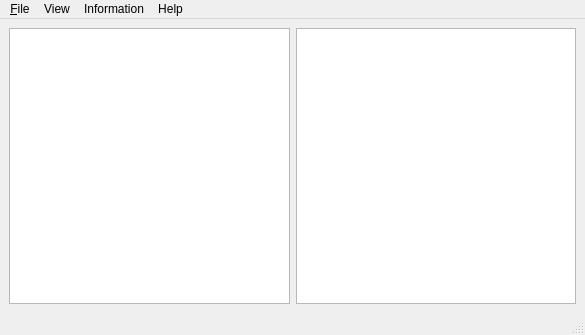
The window that mainwindow.ui (ripper2256/reqifreader) describes before a commit, drawn with Qt 5.
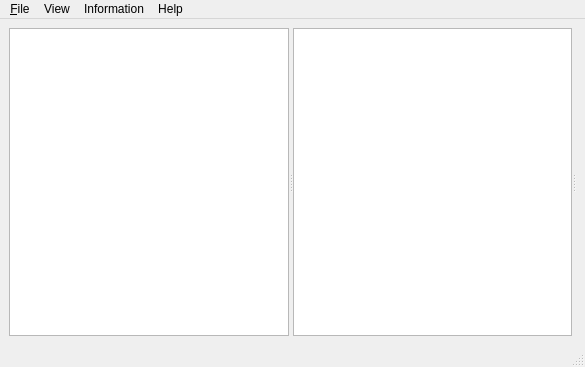
The same window after the commit.

Commit message: make layout resizable

Diff of the .ui file:
```diff
--- a/mainwindow.ui
+++ b/mainwindow.ui
@@ -7,24 +7,53 @@
     <x>0</x>
     <y>0</y>
     <width>585</width>
-    <height>335</height>
+    <height>367</height>
    </rect>
   </property>
+  <property name="sizePolicy">
+   <sizepolicy hsizetype="Preferred" vsizetype="Preferred">
+    <horstretch>0</horstretch>
+    <verstretch>0</verstretch>
+   </sizepolicy>
+  </property>
   <property name="windowTitle">
    <string>MainWindow</string>
   </property>
   <widget class="QWidget" name="centralwidget">
-   <layout class="QVBoxLayout" name="verticalLayout">
+   <layout class="QHBoxLayout" name="horizontalLayout_3">
     <item>
-     <layout class="QHBoxLayout" name="horizontalLayout">
-      <property name="sizeConstraint">
-       <enum>QLayout::SetNoConstraint</enum>
-      </property>
+     <layout class="QHBoxLayout" name="horizontalLayout_2">
       <item>
-       <widget class="QTreeView" name="navigation"/>
-      </item>
-      <item>
-       <widget class="QTreeView" name="treeView"/>
+       <widget class="QSplitter" name="splitter">
+        <property name="sizePolicy">
+         <sizepolicy hsizetype="Expanding" vsizetype="Expanding">
+          <horstretch>0</horstretch>
+          <verstretch>0</verstretch>
+         </sizepolicy>
+        </property>
+        <property name="orientation">
+         <enum>Qt::Horizontal</enum>
+        </property>
+        <widget class="QTreeView" name="navigation">
+         <property name="sizePolicy">
+          <sizepolicy hsizetype="MinimumExpanding" vsizetype="MinimumExpanding">
+           <horstretch>0</horstretch>
+           <verstretch>0</verstretch>
+          </sizepolicy>
+         </property>
+        </widget>
+        <widget class="QTreeView" name="treeView">
+         <property name="sizePolicy">
+          <sizepolicy hsizetype="MinimumExpanding" vsizetype="MinimumExpanding">
+           <horstretch>0</horstretch>
+           <verstretch>0</verstretch>
+          </sizepolicy>
+         </property>
+        </widget>
+        <widget class="QWidget" name="horizontalLayoutWidget">
+         <layout class="QHBoxLayout" name="horizontalLayout"/>
+        </widget>
+       </widget>
       </item>
      </layout>
     </item>
```
Left out of the diff: 2 changed lines with no effect on the pictures.
